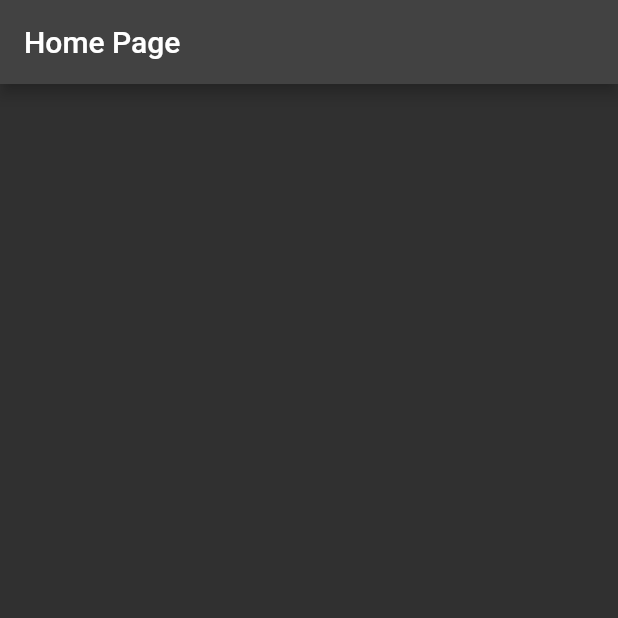
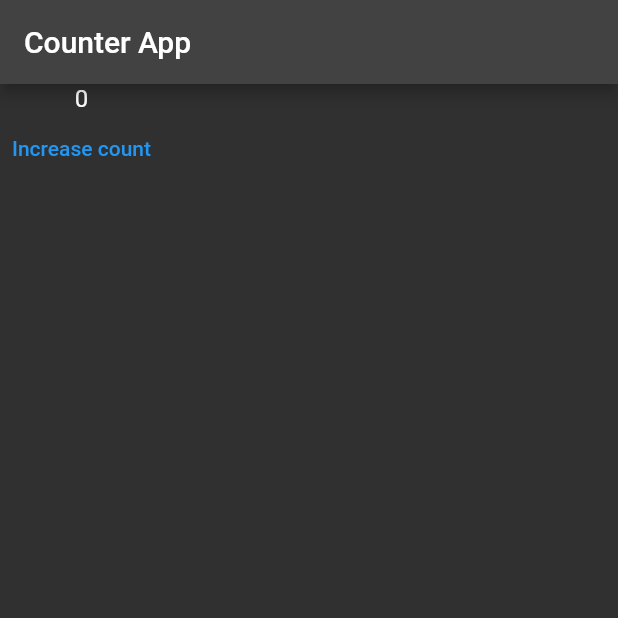
Before and after one commit to wilson-shen/flutter_hooks_riverpod, a Flutter app: the screen it shows after launch, on a phone screen of 412 x 824 dp, the top half of it. Run offline on Flutter 3.47's test engine with Material 2 defaults, Android fonts, the phone set to English and light mode, and no system bars; our stand-ins replace hooks_riverpod.

Commit message:
added state notifier

```diff
--- a/lib/main.dart
+++ b/lib/main.dart
@@ -23,7 +23,32 @@ class App extends StatelessWidget {
   }
 }
 
-// riverpod Consumer
+extension OptionalInfixAddition<T extends num> on T? {
+  T? operator +(T? other) {
+    final current = this;
+
+    if (current != null) {
+      return current + (other ?? 0) as T;
+    }
+
+    if (other != null) {
+      return other + (current ?? 0) as T;
+    }
+
+    return null;
+  }
+}
+
+class Counter extends StateNotifier<int?> {
+  Counter() : super(null);
+
+  void increment() => state = state == null ? 1 : state + 1;
+}
+
+final counterProvider = StateNotifierProvider<Counter, int?>(
+  (ref) => Counter(),
+);
+
 class HomePage extends ConsumerWidget {
   const HomePage({Key? key}) : super(key: key);
 
@@ -31,7 +56,24 @@ class HomePage extends ConsumerWidget {
   Widget build(BuildContext context, WidgetRef ref) {
     return Scaffold(
       appBar: AppBar(
-        title: const Text('Home Page'),
+        title: const Text('Counter App'),
+      ),
+      body: Column(
+        children: [
+          Consumer(
+            builder: (context, ref, child) {
+              final count = ref.watch(counterProvider);
+              return Text(
+                (count == null ? '0' : count.toString()),
+                style: Theme.of(context).textTheme.titleMedium,
+              );
+            },
+          ),
+          TextButton(
+            onPressed: ref.read(counterProvider.notifier).increment,
+            child: const Text('Increase count'),
+          ),
+        ],
       ),
     );
   }
```
